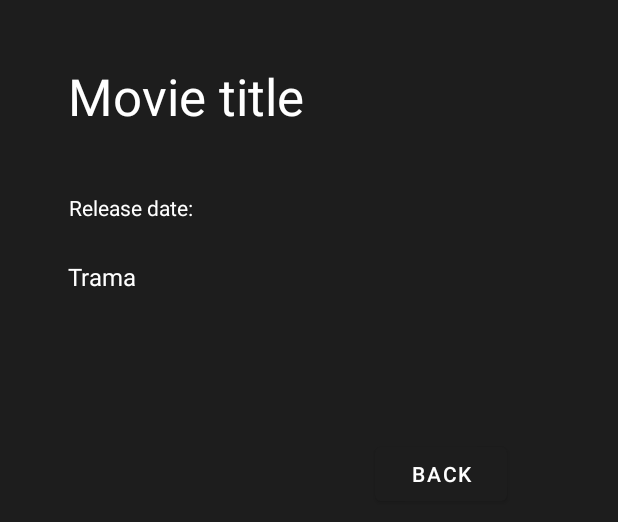
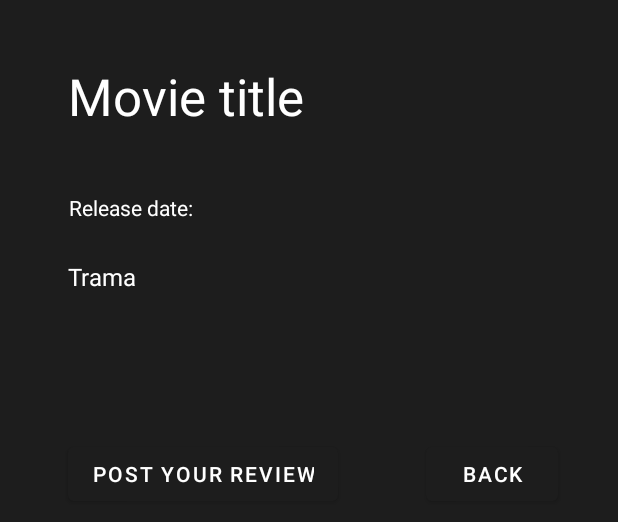
Before and after one commit to tiziana-t/MovieCatalog, an Android app: the layout activity_details.xml on its own in the app's theme, with its tools: preview values and no code run, on a phone screen of 412 x 824 dp. Shown: the top 522 px of the screen. Run offline under Robolectric (Android 15) with nearby library versions, the phone set to English and light mode, and no system bars; Roboto replaces fonts that are not available here.

```diff
--- a/app/src/main/AndroidManifest.xml
+++ b/app/src/main/AndroidManifest.xml
@@ -5,6 +5,7 @@
     <uses-permission android:name="android.permission.INTERNET" />
 
     <application
+        android:name=".MovieCatalogApp"
         android:allowBackup="true"
         android:dataExtractionRules="@xml/data_extraction_rules"
         android:fullBackupContent="@xml/backup_rules"
--- a/app/src/main/res/layout/activity_details.xml
+++ b/app/src/main/res/layout/activity_details.xml
@@ -44,16 +44,28 @@
         app:layout_constraintVertical_bias="0.236" />
 
     <Button
+        android:id="@+id/review_button"
+        android:layout_width="wrap_content"
+        android:layout_height="wrap_content"
+        android:layout_marginStart="45dp"
+        android:layout_marginTop="70dp"
+        android:layout_marginBottom="458dp"
+        android:text="Post your review"
+        app:layout_constraintBottom_toBottomOf="parent"
+        app:layout_constraintEnd_toEndOf="parent"
+        app:layout_constraintHorizontal_bias="0.0"
+        app:layout_constraintStart_toStartOf="parent"
+        app:layout_constraintTop_toBottomOf="@+id/detail_plot" />
+
+    <Button
         android:id="@+id/back_button"
         android:layout_width="wrap_content"
         android:layout_height="wrap_content"
-        android:layout_marginStart="249dp"
+        android:layout_marginStart="284dp"
         android:layout_marginTop="70dp"
-        android:layout_marginEnd="74dp"
         android:layout_marginBottom="458dp"
         android:text="Back"
         app:layout_constraintBottom_toBottomOf="parent"
-        app:layout_constraintEnd_toEndOf="parent"
         app:layout_constraintStart_toStartOf="parent"
         app:layout_constraintTop_toBottomOf="@+id/detail_plot" />
 
--- /dev/null
+++ b/app/src/main/res/layout/activity_read_review.xml
@@ -0,0 +1,6 @@
+<?xml version="1.0" encoding="utf-8"?>
+<androidx.constraintlayout.widget.ConstraintLayout xmlns:android="http://schemas.android.com/apk/res/android"
+    android:layout_width="match_parent"
+    android:layout_height="match_parent">
+
+</androidx.constraintlayout.widget.ConstraintLayout>
--- a/build.gradle
+++ b/build.gradle
@@ -4,3 +4,5 @@ plugins {
     id 'com.android.library' version '7.3.1' apply false
     id 'org.jetbrains.kotlin.android' version '1.7.20' apply false
 }
+
+apply plugin: 'kotlin-kapt'
--- a/settings.gradle
+++ b/settings.gradle
@@ -1,3 +1,5 @@
+import org.gradle.api.initialization.resolve.RepositoriesMode
+
 pluginManagement {
     repositories {
         gradlePluginPortal()
@@ -6,10 +8,11 @@ pluginManagement {
     }
 }
 dependencyResolutionManagement {
-    repositoriesMode.set(RepositoriesMode.FAIL_ON_PROJECT_REPOS)
+    repositoriesMode.set(RepositoriesMode.PREFER_SETTINGS)
     repositories {
         google()
         mavenCentral()
+        maven { url 'https://jitpack.io' }
     }
 }
 rootProject.name = "MovieCatalog"
```
Also changed, not shown: app/build.gradle (+10 -0 lines), app/src/main/java/com/personalproj/moviecatalog/DetailsActivity.kt (+32 -6 lines), app/src/main/java/com/personalproj/moviecatalog/MainActivity.kt (+23 -0 lines), app/src/main/java/com/personalproj/moviecatalog/MovieCatalogApp.kt (added, +13 -0 lines), app/src/main/java/com/personalproj/moviecatalog/ReadReviewActivity.kt (added, +13 -0 lines), app/src/main/java/com/personalproj/moviecatalog/Review.kt (added, +9 -0 lines), app/src/main/java/com/personalproj/moviecatalog/ReviewDatabase.kt (added, +9 -0 lines), app/src/main/java/com/personalproj/moviecatalog/WriteReviewActivity.kt (added, +13 -0 lines), app/src/main/res/layout/activity_write_review.xml (added, +37 -0 lines), 1 other file.
